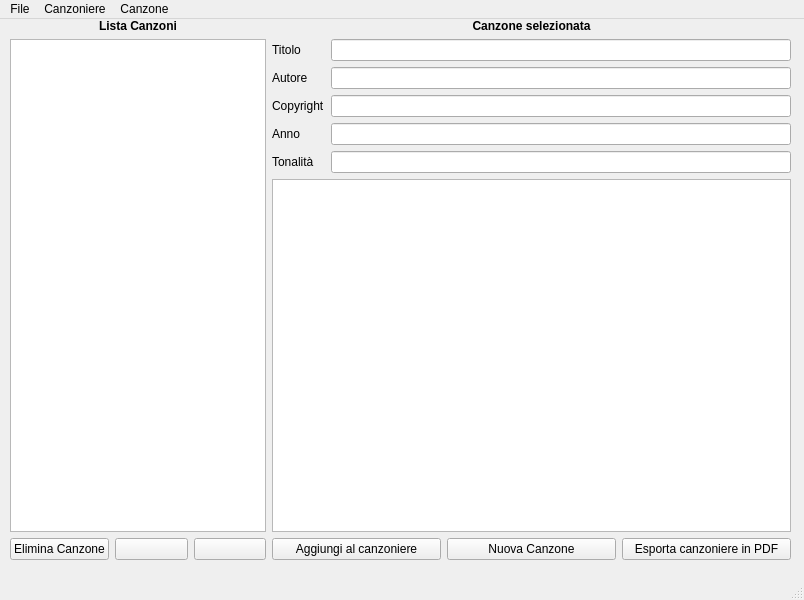
Qt form ui/interface.ui (robol/songbook-editor) before a commit.
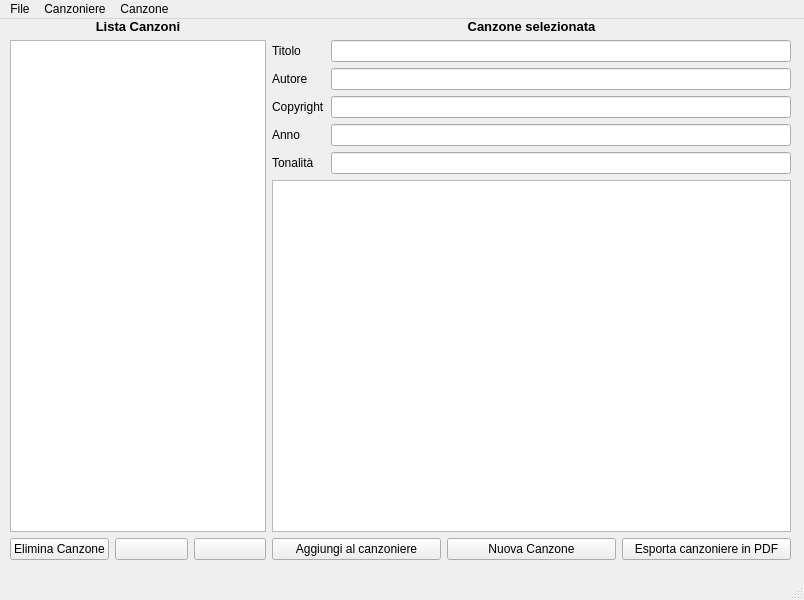
The same form after that commit. Icons and pictures are not drawn.

```diff
--- a/ui/interface.ui
+++ b/ui/interface.ui
@@ -242,11 +242,16 @@
      </item>
      <item row="0" column="0">
       <widget class="QLabel" name="label_6">
+       <property name="font">
+        <font>
+         <pointsize>10</pointsize>
+        </font>
+       </property>
        <property name="text">
         <string>&lt;!DOCTYPE HTML PUBLIC &quot;-//W3C//DTD HTML 4.0//EN&quot; &quot;http://www.w3.org/TR/REC-html40/strict.dtd&quot;&gt;
 &lt;html&gt;&lt;head&gt;&lt;meta name=&quot;qrichtext&quot; content=&quot;1&quot; /&gt;&lt;style type=&quot;text/css&quot;&gt;
 p, li { white-space: pre-wrap; }
-&lt;/style&gt;&lt;/head&gt;&lt;body style=&quot; font-family:'Droid Sans'; font-size:9pt; font-weight:400; font-style:normal;&quot;&gt;
+&lt;/style&gt;&lt;/head&gt;&lt;body style=&quot; font-family:'Sans'; font-size:10pt; font-weight:400; font-style:normal;&quot;&gt;
 &lt;p style=&quot; margin-top:0px; margin-bottom:0px; margin-left:0px; margin-right:0px; -qt-block-indent:0; text-indent:0px;&quot;&gt;&lt;span style=&quot; font-weight:600;&quot;&gt;Lista Canzoni&lt;/span&gt;&lt;/p&gt;&lt;/body&gt;&lt;/html&gt;</string>
        </property>
        <property name="textFormat">
@@ -263,7 +268,7 @@
         <string>&lt;!DOCTYPE HTML PUBLIC &quot;-//W3C//DTD HTML 4.0//EN&quot; &quot;http://www.w3.org/TR/REC-html40/strict.dtd&quot;&gt;
 &lt;html&gt;&lt;head&gt;&lt;meta name=&quot;qrichtext&quot; content=&quot;1&quot; /&gt;&lt;style type=&quot;text/css&quot;&gt;
 p, li { white-space: pre-wrap; }
-&lt;/style&gt;&lt;/head&gt;&lt;body style=&quot; font-family:'Droid Sans'; font-size:9pt; font-weight:400; font-style:normal;&quot;&gt;
+&lt;/style&gt;&lt;/head&gt;&lt;body style=&quot; font-family:'Sans'; font-size:10pt; font-weight:400; font-style:normal;&quot;&gt;
 &lt;p align=&quot;center&quot; style=&quot; margin-top:0px; margin-bottom:0px; margin-left:0px; margin-right:0px; -qt-block-indent:0; text-indent:0px;&quot;&gt;&lt;span style=&quot; font-weight:600;&quot;&gt;Canzone selezionata&lt;/span&gt;&lt;/p&gt;&lt;/body&gt;&lt;/html&gt;</string>
        </property>
       </widget>
```
Left out of the diff: 12 changed lines with no effect on the pictures.
